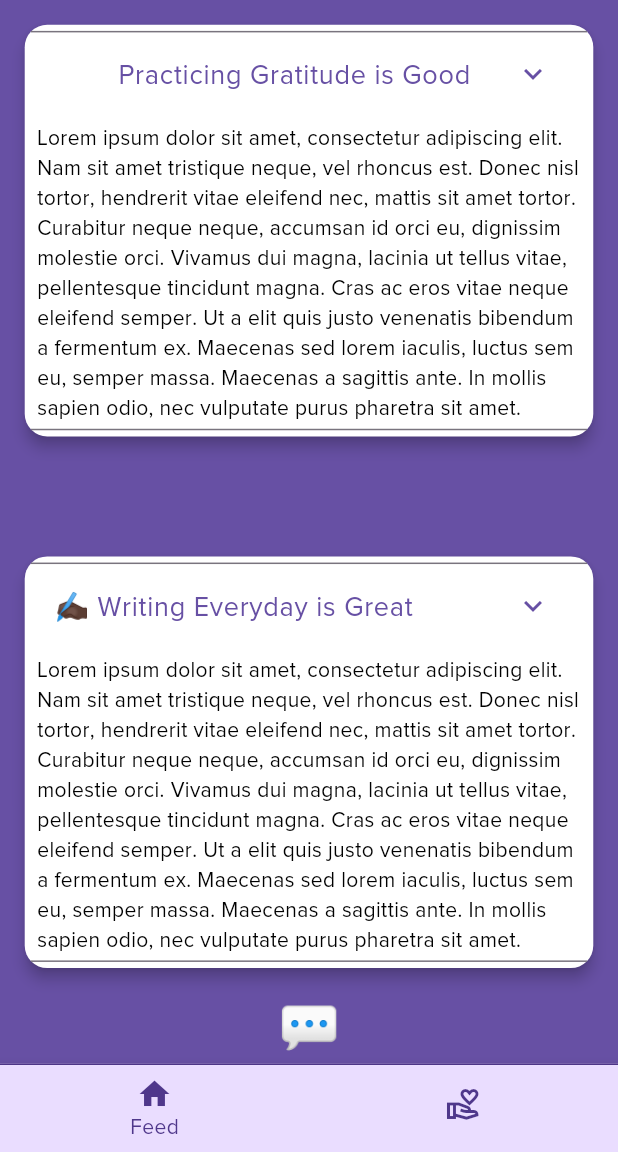
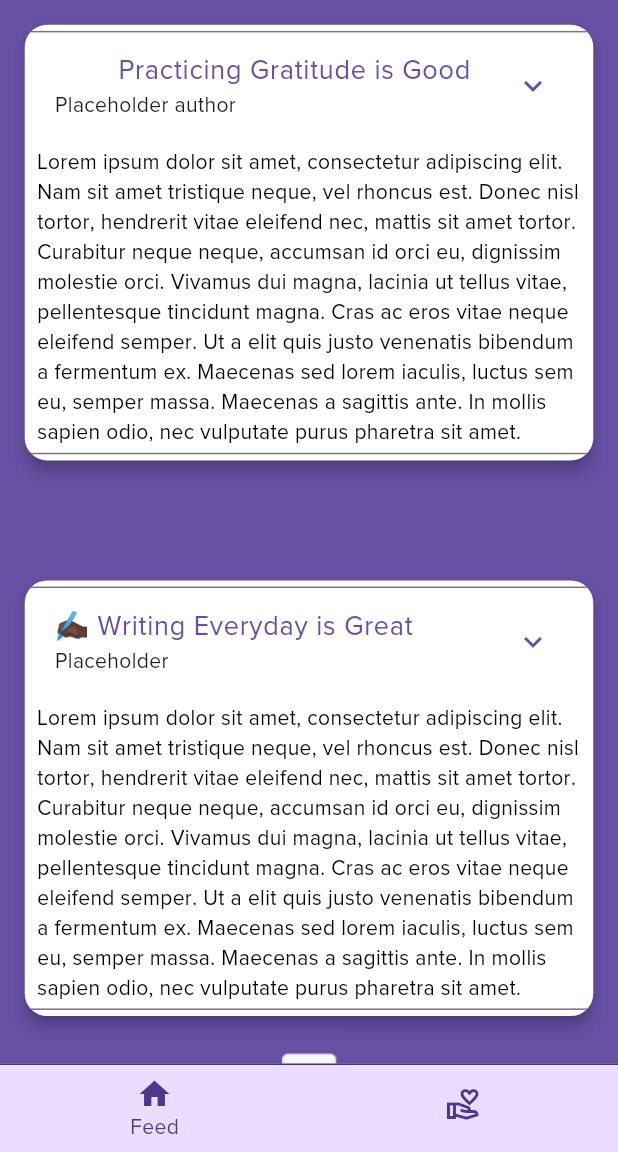
Before and after one commit to aTamarsh/grateful, a Flutter app: the screen it shows after launch, after a tap on "🫶🏾 Practicing Gratitude is Good", after a tap on "✍🏿 Writing Everyday is Great", on a phone screen of 412 x 824 dp, the part 84-1236 px from its top. Run offline on Flutter 3.47's test engine with Material 2 defaults, Android fonts, the phone set to English and light mode, and no system bars; our stand-ins replace dio, hive_flutter; accounts and stored records are empty; network calls fail.

Commit message:
added dynamic article content with placeholder text.

```diff
--- a/assets/content/info.json
+++ b/assets/content/info.json
@@ -4,7 +4,8 @@
       "title": "Can expressing gratitude improve your mental, physical health?",
       "content": "Expressing gratitude is associated with a host of mental and physical benefits. Studies have shown that feeling thankful can improve sleep, mood, and immunity. Gratitude can decrease depression, anxiety, difficulties with chronic pain, and risk of disease.",
       "url": "https://www.mayoclinichealthsystem.org/hometown-health/speaking-of-health/can-expressing-gratitude-improve-health",
-      "date": "2022-12-06"
+      "date": "2022-12-06",
+      "author": "Mayo Clinic"
     }
   ],
   "writing_articles": [
@@ -12,7 +13,8 @@
       "title":"Gratitude Journaling is Fantastic",
       "content": "Gratitude journaling is a fantastic way to develop a regular practice of appreciating things you are grateful for, and as the old saying goes, practice makes perfect. The act of writing something helps to retrain our brain towards that of thankfulness more than just creating a mental gratitude list.  Specifically, when we use multiple avenues such as thinking, writing and sharing, we have the advantage of increasing the speed at which we train our brain towards appreciation.",
       "url": "https://connect.mayoclinic.org/blog/living-with-mild-cognitive-impairment-mci/newsfeed-post/gratitude-practice-improves-wellbeing/",
-      "date": "2018-01-02"
+      "date": "2018-01-02",
+      "author": "Mayo Clinic"
     }
   ]
 }
--- a/lib/pages/feed_page.dart
+++ b/lib/pages/feed_page.dart
@@ -9,9 +9,6 @@ const String writingInfoTitle = "✍🏿 Writing Everyday is Great";
 
 class FeedPage extends StatefulWidget {
   const FeedPage({super.key});
-
-  static const CONTENT_FILE = "assets/content/info.json";
-
   @override
   State<FeedPage> createState() => _FeedPageState();
 }
@@ -40,9 +37,19 @@ class _FeedPageState extends State<FeedPage> {
               mainAxisAlignment: MainAxisAlignment.center,
               crossAxisAlignment: CrossAxisAlignment.center,
               children: <Widget>[
-                const ExpandedTile(title: gratitudeInfoTitle),
+                // const ExpandedTile(title: gratitudeInfoTitle),
+                const ExpandedTile(
+                  title: gratitudeInfoTitle,
+                  content: "Placeholder content",
+                  author: "Placeholder author",
+                ),
                 _paddedEmoji(context, "🫶🏾"),
-                const ExpandedTile(title: writingInfoTitle),
+                // const ExpandedTile(title: writingInfoTitle),
+                const ExpandedTile(
+                  title: writingInfoTitle,
+                  content: "Placeholder",
+                  author: "Placeholder",
+                ),
                 _paddedEmoji(context, "💬"),
                 _paddedQuoteBanner(context, colorScheme),
                 _paddedAuthorBanner(context, colorScheme),
--- a/lib/widgets/expanded_tile.dart
+++ b/lib/widgets/expanded_tile.dart
@@ -4,8 +4,15 @@ const placeholderText = "Lorem ipsum dolor sit amet, consectetur adipiscing elit
 
 class ExpandedTile extends StatelessWidget {
   final String title;
+  final String content;
+  final String author;
 
-  const ExpandedTile({super.key, required this.title});
+  const ExpandedTile({
+    super.key,
+    required this.title,
+    required this.content,
+    required this.author,
+  });
 
   @override
   Widget build(BuildContext context) {
@@ -22,6 +29,7 @@ class ExpandedTile extends StatelessWidget {
         padding: EdgeInsets.all(_padding(context)),
         child: ExpansionTile(
           title: _buildTile(context, title),
+          subtitle: Text(author),
           trailing: Icon(
             Icons.keyboard_arrow_down,
             color: colorScheme.primary,
```
